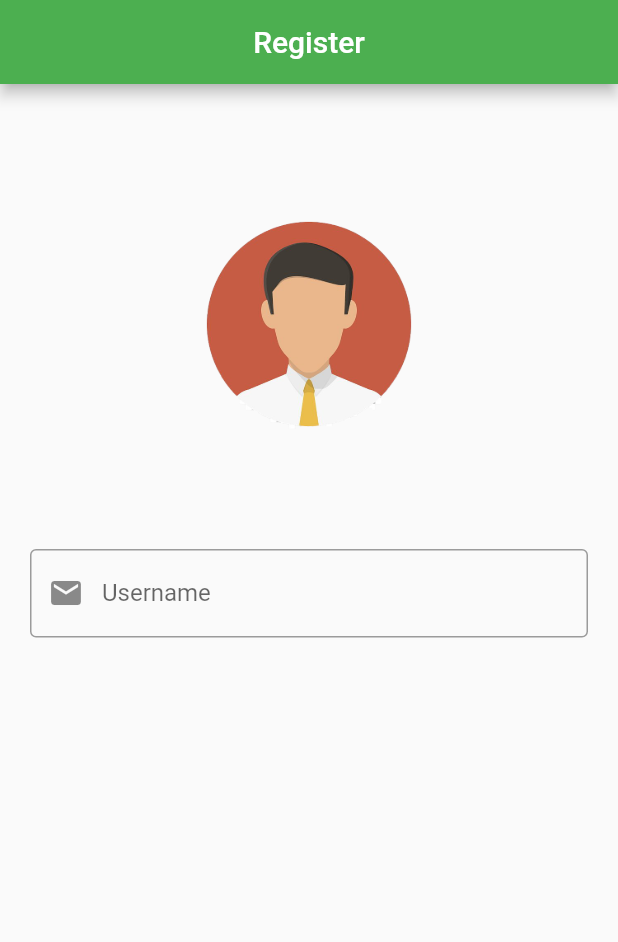
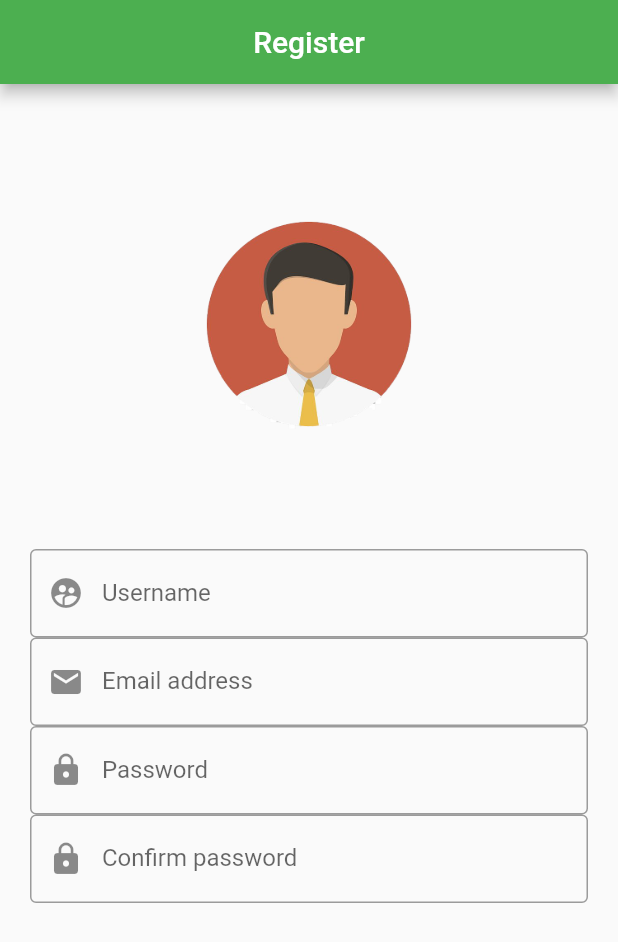
Before and after one commit to Manenomyk/E-Save-app-, a Flutter app: the screen it shows after launch, on a phone screen of 412 x 824 dp. Shown: the top 942 px of the screen. Run offline on Flutter 3.47's test engine with Material 2 defaults, Android fonts, the phone set to English and light mode, and no system bars; our stand-ins replace animated_splash_screen, lottie.

Commit message:
register inputfields

```diff
--- a/lib/pages/register.dart
+++ b/lib/pages/register.dart
@@ -30,7 +30,31 @@ class Register extends StatelessWidget {
                   decoration: InputDecoration(
                     labelText: "Username",
                     border: OutlineInputBorder(),
+                    prefixIcon: Icon(Icons.supervised_user_circle_rounded,),
+                  ),
+                ),
+                TextFormField(
+                  keyboardType: TextInputType.emailAddress,
+                  decoration: InputDecoration(
+                    labelText: "Email address",
+                    border: OutlineInputBorder(),
                     prefixIcon: Icon(Icons.email,),
+                  ),
+                ),
+                TextFormField(
+                  keyboardType: TextInputType.visiblePassword,
+                  decoration: InputDecoration(
+                    labelText: "Password",
+                    border: OutlineInputBorder(),
+                    prefixIcon: Icon(Icons.lock,),
+                  ),
+                ),
+                TextFormField(
+                  keyboardType: TextInputType.visiblePassword,
+                  decoration: InputDecoration(
+                    labelText: "Confirm password",
+                    border: OutlineInputBorder(),
+                    prefixIcon: Icon(Icons.lock,),
                   ),
                 ),
               ],
```
